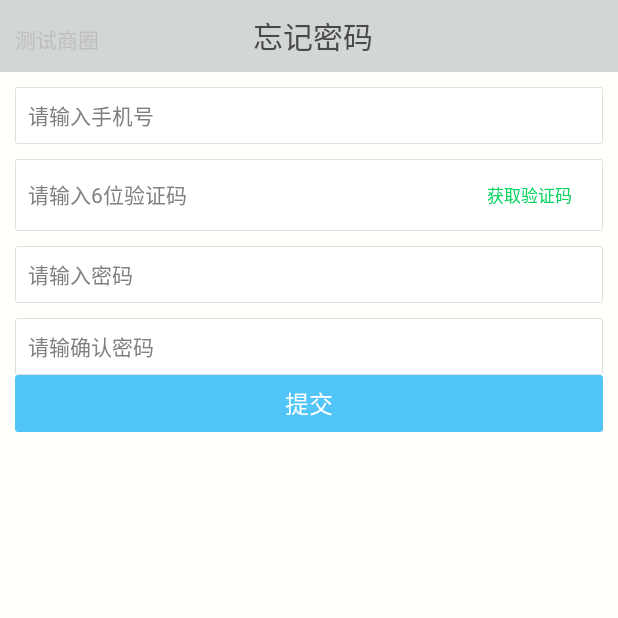
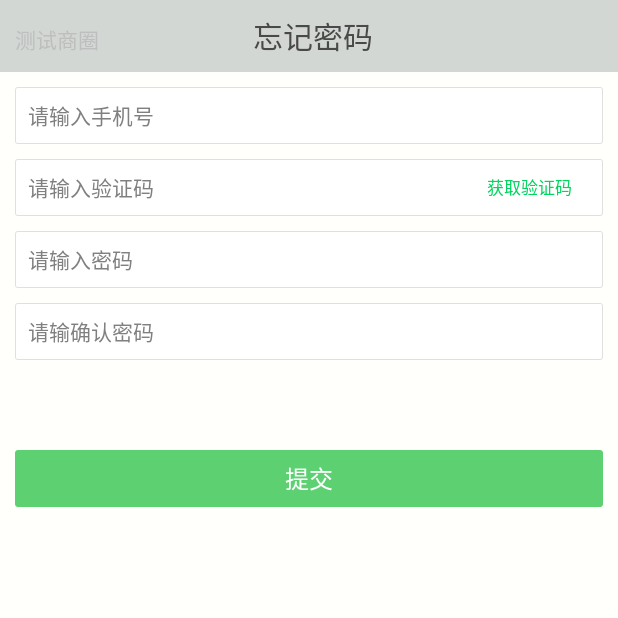
Before and after one commit to xugh24/ypApp, an Android app: the LoginActivity screen opened directly, with no data from a screen before it, after a tap on "忘记密码", on a phone screen of 412 x 824 dp, the top half of it. Run offline under Robolectric (Android 15) with nearby library versions, the phone set to English and light mode, and no system bars.

Commit message:
修改代码

```diff
--- a/app/src/main/AndroidManifest.xml
+++ b/app/src/main/AndroidManifest.xml
@@ -72,7 +72,7 @@
             android:screenOrientation="portrait"
             android:theme="@android:style/Theme.Black.NoTitleBar.Fullscreen" />
         <activity
-            android:name="com.yuepang.yuepang.activity.MerchantManageActivity"
+            android:name="com.yuepang.yuepang.activity.SettingActivity"
             android:screenOrientation="portrait"
             android:theme="@android:style/Theme.Black.NoTitleBar.Fullscreen" />
 
--- a/app/src/main/java/com/yuepang/yuepang/activity/BaseActivity.java
+++ b/app/src/main/java/com/yuepang/yuepang/activity/BaseActivity.java
@@ -27,8 +27,6 @@ import java.util.List;
 
 
 /**
- * Created by Yaoqq on 2019/3/1.
- * <p>
  * Android 基类
  */
 
--- a/app/src/main/java/com/yuepang/yuepang/activity/LoginActivity.java
+++ b/app/src/main/java/com/yuepang/yuepang/activity/LoginActivity.java
@@ -33,7 +33,6 @@ public class LoginActivity extends BaseActivity {
     @BindView(id = R.id.btn_reg, click = true)
     private Button btnReg;// 注册按钮
 
-
     @BindView(id = R.id.forget_pwd, click = true)
     private TextView tvforgetPwd; // 忘记密码文字
 
@@ -66,10 +65,10 @@ public class LoginActivity extends BaseActivity {
                 presenter.login();
                 break;
             case R.id.btn_reg:// 跳转注册页面
-                startActivity(RegisterActivity.class);
+                presenter.toRegPage();
                 break;
             case R.id.forget_pwd://跳转忘记密码页面
-                startActivity(ForgetPwdActivity.class);
+                presenter.toForgetPage();
                 break;
         }
     }
--- a/app/src/main/java/com/yuepang/yuepang/activity/RegisterActivity.java
+++ b/app/src/main/java/com/yuepang/yuepang/activity/RegisterActivity.java
@@ -27,7 +27,7 @@ public class RegisterActivity extends BaseActivity {
     @BindView(id = R.id.tv_getrgcoed)
     private TextView tvGetCode;
 
-    @BindView(id = R.id.tv_register)
+    @BindView(id = R.id.btn_reg,click = true)
     private Button bbtnReg;
 
     private GetTelCodeControl codeControl;
--- a/app/src/main/java/com/yuepang/yuepang/adapter/MerchantAdapter.java
+++ b/app/src/main/java/com/yuepang/yuepang/adapter/MerchantAdapter.java
@@ -58,10 +58,6 @@ public class MerchantAdapter extends BaseAdapter {
         }else if (convertView.getTag() instanceof ViewHolder) {
             holder = (ViewHolder) convertView.getTag();
         }
-//        holder.head.setText(topicInfos.get(position).getHeader());
-//        holder.title.setText(topicInfos.get(position).getTitle());
-//        holder.content.setText(topicInfos.get(position).getContentSt());
-//        holder.time.setText(topicInfos.get(position).getTime());
         return null;
     }
 
--- a/app/src/main/java/com/yuepang/yuepang/control/UserCentreControl.java
+++ b/app/src/main/java/com/yuepang/yuepang/control/UserCentreControl.java
@@ -43,6 +43,10 @@ public class UserCentreControl {
         }
     }
 
+    public void outLogin(){
+
+    }
+
     public UserInfo getInfo() {
         return info;
     }
--- a/app/src/main/java/com/yuepang/yuepang/presenter/LoginPresenter.java
+++ b/app/src/main/java/com/yuepang/yuepang/presenter/LoginPresenter.java
@@ -1,7 +1,9 @@
 package com.yuepang.yuepang.presenter;
 
+import com.yuepang.yuepang.activity.ForgetPwdActivity;
 import com.yuepang.yuepang.activity.LoginActivity;
 import com.yuepang.yuepang.activity.MainActivity;
+import com.yuepang.yuepang.activity.RegisterActivity;
 import com.yuepang.yuepang.control.CheckManage;
 import com.yuepang.yuepang.control.DataControl;
 import com.yuepang.yuepang.control.LoginControl;
@@ -50,9 +52,15 @@ public class LoginPresenter implements LoginControl.LoginResult {
      */
     @Override
     public void loginSuccess() {
+        saveAccount();
         activity.dismissLoadingDialogSafe();
         activity.startActivity(MainActivity.class);
         activity.finish();
+    }
+
+    private void saveAccount() {
+        DataControl.getInstance(activity).setLoginName(loginName);
+        DataControl.getInstance(activity).setPwd(pwd);
     }
 
     @Override
@@ -67,4 +75,12 @@ public class LoginPresenter implements LoginControl.LoginResult {
     public String getPwd() {
         return pwd;
     }
+
+    public void toRegPage() {
+        activity.startActivity(RegisterActivity.class);
+    }
+
+    public void toForgetPage() {
+        activity.startActivity(ForgetPwdActivity.class);
+    }
 }
--- a/app/src/main/res/layout/first_ly.xml
+++ b/app/src/main/res/layout/first_ly.xml
@@ -18,7 +18,7 @@
 
         <Button
             android:id="@+id/btn_2login"
-            style="@style/syt_btn_blue"
+            style="@style/syt_btn_green"
             android:layout_width="0dp"
             android:layout_marginRight="5dp"
             android:layout_weight="1"
--- a/app/src/main/res/layout/forgetpwd_ly.xml
+++ b/app/src/main/res/layout/forgetpwd_ly.xml
@@ -13,24 +13,19 @@
 
     <LinearLayout
         android:layout_width="match_parent"
-        android:layout_height="48dp"
+        android:layout_height="38dp"
         android:layout_marginTop="10dp"
         android:background="@drawable/bg_input_normal"
         android:gravity="center_vertical">
 
         <EditText
             android:id="@+id/ed_coed"
+            style="@style/syt_ed"
             android:layout_width="0dp"
-            android:layout_height="38dp"
             android:layout_weight="1"
             android:background="@null"
-            android:ellipsize="end"
-            android:gravity="center_vertical"
-            android:hint="请输入6位验证码"
-            android:inputType="number"
-            android:singleLine="true"
-            android:textCursorDrawable="@null"
-            android:textSize="14dp" />
+            android:hint="请输入验证码"
+            android:inputType="number" />
 
 
         <TextView
@@ -62,9 +57,11 @@
         android:layout_marginTop="10dp"
         android:hint="请输确认密码" />
 
+
     <Button
         android:id="@+id/btn_sub"
-        style="@style/syt_btn_blue"
+        style="@style/syt_btn_green"
         android:layout_width="match_parent"
+        android:layout_marginTop="60dp"
         android:text="提交" />
 </LinearLayout>
--- a/app/src/main/res/layout/login_ly.xml
+++ b/app/src/main/res/layout/login_ly.xml
@@ -35,12 +35,12 @@
     <LinearLayout
         android:layout_width="match_parent"
         android:layout_height="wrap_content"
-        android:layout_marginTop="10dp"
+        android:layout_marginTop="60dp"
         android:orientation="horizontal">
 
         <Button
             android:id="@+id/btn_login"
-            style="@style/syt_btn_blue"
+            style="@style/syt_btn_green"
             android:layout_width="0dp"
             android:layout_gravity="center"
             android:layout_marginRight="3dp"
```
Also changed, not shown: app/src/main/java/com/yuepang/yuepang/activity/AboutActivity.java (renamed from app/src/main/java/com/yuepang/yuepang/activity/MerchantManageActivity.java, +4 -7 lines), app/src/main/java/com/yuepang/yuepang/activity/SettingActivity.java (added, +59 -0 lines), app/src/main/java/com/yuepang/yuepang/fragment/MineFragment.java (+2 -5 lines), app/src/main/res/layout/merchant_manage_ly.xml (+18 -13 lines).
